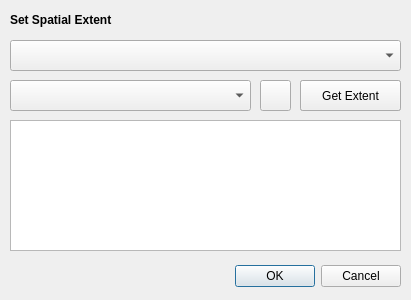
This is spatial_dialog.ui in Open-EO/openeo-qgis-plugin as Qt 5 draws it before an edit. The edited form follows.
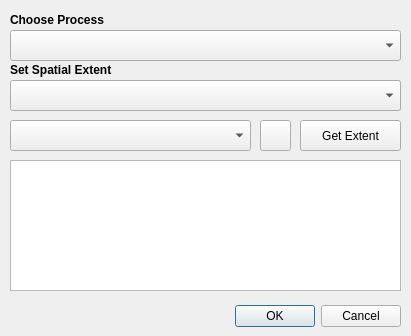
This is the edited form. Icons and pictures are not drawn.

Commit message: finished the process selection on the filters

Diff of the .ui file:
```diff
--- a/spatial_dialog.ui
+++ b/spatial_dialog.ui
@@ -7,7 +7,7 @@
     <x>0</x>
     <y>0</y>
     <width>411</width>
-    <height>300</height>
+    <height>336</height>
    </rect>
   </property>
   <property name="windowTitle">
@@ -17,7 +17,7 @@
    <property name="geometry">
     <rect>
      <x>60</x>
-     <y>260</y>
+     <y>300</y>
      <width>341</width>
      <height>32</height>
     </rect>
@@ -33,7 +33,7 @@
    <property name="geometry">
     <rect>
      <x>300</x>
-     <y>80</y>
+     <y>120</y>
      <width>101</width>
      <height>31</height>
     </rect>
@@ -46,7 +46,7 @@
    <property name="geometry">
     <rect>
      <x>10</x>
-     <y>40</y>
+     <y>80</y>
      <width>391</width>
      <height>31</height>
     </rect>
@@ -56,7 +56,7 @@
    <property name="geometry">
     <rect>
      <x>260</x>
-     <y>80</y>
+     <y>120</y>
      <width>31</width>
      <height>31</height>
     </rect>
@@ -73,7 +73,7 @@
    <property name="geometry">
     <rect>
      <x>10</x>
-     <y>80</y>
+     <y>120</y>
      <width>241</width>
      <height>31</height>
     </rect>
@@ -83,7 +83,7 @@
    <property name="geometry">
     <rect>
      <x>10</x>
-     <y>120</y>
+     <y>160</y>
      <width>391</width>
      <height>131</height>
     </rect>
@@ -93,7 +93,7 @@
    <property name="geometry">
     <rect>
      <x>10</x>
-     <y>10</y>
+     <y>60</y>
      <width>391</width>
      <height>20</height>
     </rect>
@@ -118,6 +118,32 @@
     <string>Draw Extent</string>
    </property>
   </widget>
+  <widget class="QComboBox" name="comboProcessBox">
+   <property name="geometry">
+    <rect>
+     <x>10</x>
+     <y>30</y>
+     <width>391</width>
+     <height>31</height>
+    </rect>
+   </property>
+  </widget>
+  <widget class="QLabel" name="label_12">
+   <property name="geometry">
+    <rect>
+     <x>10</x>
+     <y>10</y>
+     <width>271</width>
+     <height>20</height>
+    </rect>
+   </property>
+   <property name="text">
+    <string>&lt;html&gt;&lt;head/&gt;&lt;body&gt;&lt;p&gt;&lt;span style=&quot; font-weight:600;&quot;&gt;Choose Process&lt;/span&gt;&lt;/p&gt;&lt;/body&gt;&lt;/html&gt;</string>
+   </property>
+   <property name="alignment">
+    <set>Qt::AlignLeading|Qt::AlignLeft|Qt::AlignVCenter</set>
+   </property>
+  </widget>
   <zorder>drawBtn</zorder>
   <zorder>buttonBox</zorder>
   <zorder>getBtn</zorder>
```
Left out of the diff: 2 changed lines with no effect on the pictures. The commit also changes 8 other files.
